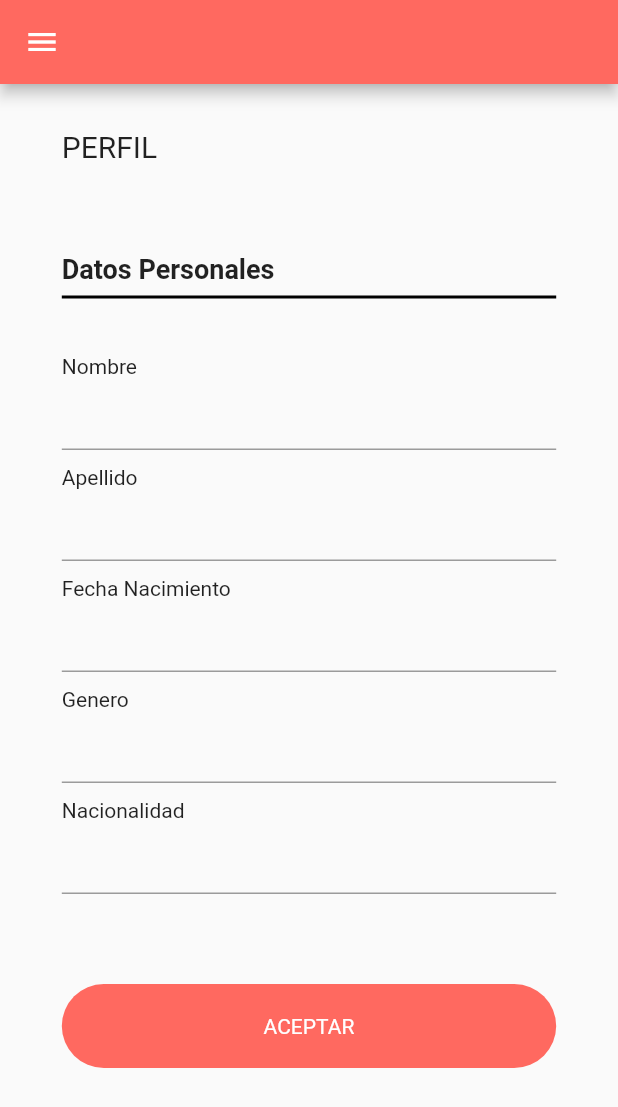
After one commit to alemontesdeoca/proyectoUnoFE, a Flutter app: the PerfilView screen opened directly, on a phone screen of 412 x 824 dp. The commit adds this screen. Shown: the top 1107 px of the screen. Run offline on Flutter 3.47's test engine with Material 2 defaults, Android fonts, the phone set to English and light mode, and no system bars; our stand-ins replace percent_indicator; network calls fail.

Commit message:
Creado perfil

```diff
--- a/lib/views/home.dart
+++ b/lib/views/home.dart
@@ -4,6 +4,7 @@ import 'package:flutter/widgets.dart';
 import 'package:percent_indicator/percent_indicator.dart';
 import 'package:proyectoUnoFE/theme/colors.dart';
 import 'package:proyectoUnoFE/theme/theme.dart';
+import 'package:proyectoUnoFE/views/perfil/perfil.dart';
 import 'package:proyectoUnoFE/widgets/card_pts.dart';
 
 
@@ -59,6 +60,13 @@ alignment: MainAxisAlignment.start,
               ListTile(
                 title: Text('Perfil',style: TextStyle(fontSize: 18,)),
                 onTap: () {
+
+                  Navigator.push(context, MaterialPageRoute(builder: (context){
+
+
+                    return PerfilView();
+
+                  }));
                 },
               ),
               ListTile(
--- /dev/null
+++ b/lib/views/perfil/perfil.dart
@@ -0,0 +1,177 @@
+import 'package:flutter/material.dart';
+import 'package:percent_indicator/linear_percent_indicator.dart';
+import 'package:proyectoUnoFE/theme/text.dart';
+import 'package:proyectoUnoFE/theme/theme.dart';
+import 'package:proyectoUnoFE/views/login/sign_in.dart';
+import 'package:proyectoUnoFE/views/login/sing_up/sign_up_two.dart';
+import 'package:proyectoUnoFE/widgets/button.dart';
+
+class PerfilView extends StatelessWidget {
+
+
+  TextEditingController name = TextEditingController();
+
+  TextEditingController surName = TextEditingController();
+
+  TextEditingController birthDate = TextEditingController();
+
+  TextEditingController gender = TextEditingController();
+
+  TextEditingController nationality = TextEditingController();
+  @override
+  Widget build(BuildContext context) {
+
+
+
+    return Scaffold(
+        drawer: Drawer(
+
+          child: ListView(
+            padding: EdgeInsets.zero,
+            children: <Widget>[
+              DrawerHeader(
+                  decoration: BoxDecoration(
+                    color: themeData.primaryColor,
+                  ),
+                  child: Column(
+
+                    crossAxisAlignment:CrossAxisAlignment.start ,
+                    mainAxisAlignment:MainAxisAlignment.start ,
+                    children: [
+
+                      Text('Juan Carlos',style: TextStyle(fontSize: 20,fontWeight: FontWeight.bold),),
+                      SizedBox(height: 20,),
+                      Text("0 puntos",style: TextStyle(fontSize: 18),),
+                      SizedBox(height: 20,),
+
+                      LinearPercentIndicator(
+                        animation: true,
+                        animationDuration: 1000,
+                        lineHeight: 20.0,
+                        padding: EdgeInsets.zero,
+                        alignment: MainAxisAlignment.start,
+                        percent: 0.2,
+                        linearStrokeCap: LinearStrokeCap.butt,
+                        progressColor: Colors.red,
+                        backgroundColor: themeData.accentColor,
+                      )
+
+                    ],)
+              ),
+              ListTile(
+                title: Text('Saldo - \$200',style: TextStyle(fontSize: 18,)),
+                onTap: () {
+
+                },
+              ),
+              ListTile(
+                title: Text('Transferir Saldo',style: TextStyle(fontSize: 18,)),onTap: () {
+              },
+              ),
+              ListTile(
+                title: Text('Perfil',style: TextStyle(fontSize: 18,)),
+                onTap: () {
+
+                  Navigator.push(context, MaterialPageRoute(builder: (context){
+
+
+                    return PerfilView();
+
+                  }));
+                },
+              ),
+              ListTile(
+                title: Text('Cuenta Bancaria',style: TextStyle(fontSize: 18,)),
+                onTap: () {
+                },
+              ),
+              ListTile(
+                title: Text('Salir',style: TextStyle(fontSize: 18,)),
+                onTap: () {
+                },
+              ),
+            ],
+          ),
+        ),
+        appBar: AppBar(),
+        body: Center(child: Container(
+
+
+          child:
+          ListView(
+
+            children: [
+
+              SizedBox(height: 30,),
+
+              Text("PERFIL",                  style: TextStyle(fontSize: 20),),
+              SizedBox(height: 60,),
+
+              Text("Datos Personales",style: TextStyle(fontWeight: FontWeight.bold,fontSize: 18),),
+              Divider(color: Colors.black,thickness:2.0,),
+              SizedBox(height: 30,),
+              Text("Nombre",style: TextStyle(fontSize: 14)),
+              TextField(controller: name,),
+
+              SizedBox(height: 10,),
+
+              Text("Apellido",style: TextStyle(fontSize: 14),),
+              TextField(controller: surName,),
+
+
+              SizedBox(height: 10,),
+
+
+              Text("Fecha Nacimiento",style: TextStyle(fontSize: 14)),
+
+              TextField(
+                controller: birthDate,
+                onTap: () async{
+                  DateTime date = DateTime(1900);
+                  FocusScope.of(context).requestFocus(new FocusNode());
+
+                  date = await showDatePicker(
+                      context: context,
+                      initialDate:DateTime.now(),
+                      firstDate:DateTime(1900),
+                      lastDate: DateTime(2100));
+
+                  birthDate.text = date.toIso8601String();},),
+
+              SizedBox(height: 10,),
+
+              Text("Genero",style: TextStyle(fontSize: 14)),
+              TextField(controller: gender,),
+
+              SizedBox(height: 10,),
+
+              Text("Nacionalidad",style: TextStyle(fontSize: 14)),
+              TextField(controller: nationality,),
+
+       SizedBox(height: 60,),
+
+              Button(text:"aceptar" ,function:(){
+
+                Navigator.push(context, MaterialPageRoute(builder: (context){
+
+                  return SingUpViewTwo();
+
+                }));
+
+              } ,),
+
+              SizedBox(height: 10,),
+
+
+            ],
+
+          ),
+
+          width:MediaQuery.of(context).size.width * 0.8,
+
+        ),));
+
+
+  }
+
+}
```
